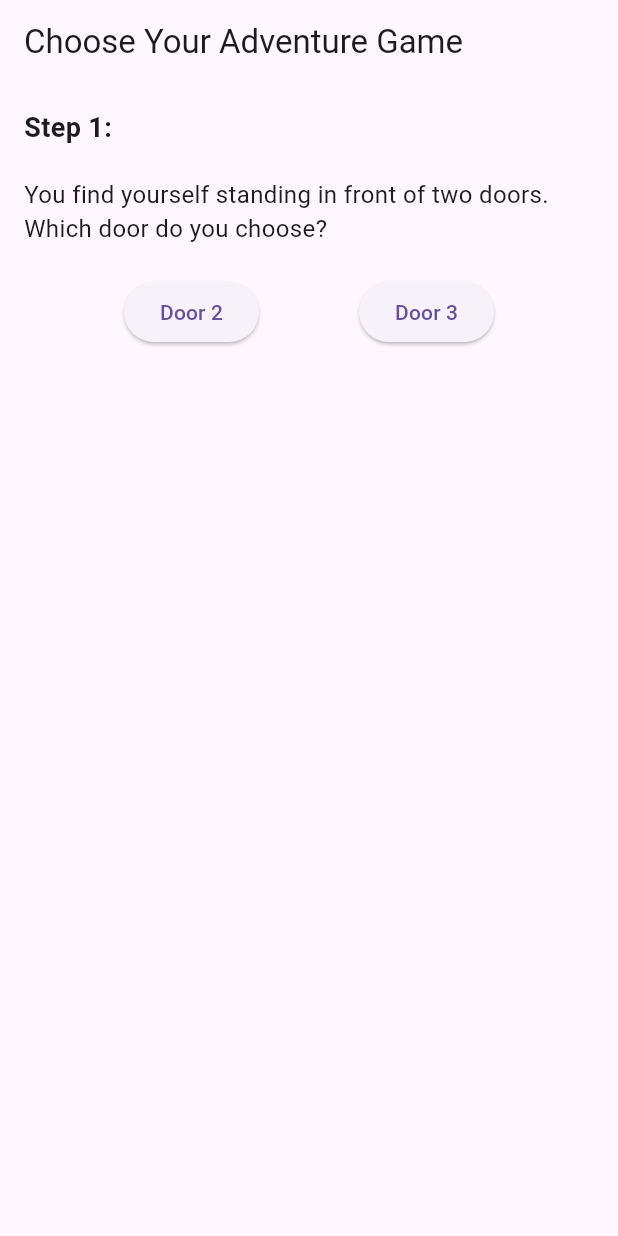
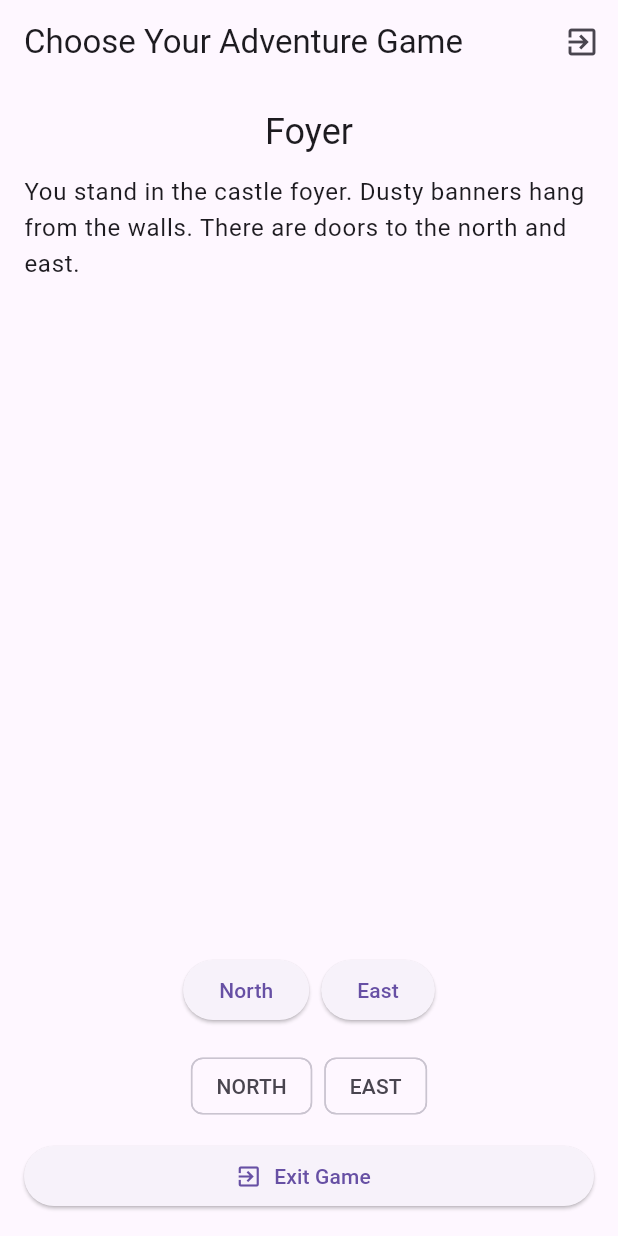
Before and after one commit to gdoeg/itad400-midterm, a Flutter app: the screen it shows after launch, on a phone screen of 412 x 824 dp. Run offline on Flutter 3.47's test engine with Material 3 defaults, Android fonts, the phone set to English and light mode, and no system bars.

Commit message:
Added core AdventureGame UI with room nav, animations, and exit dialog

```diff
--- a/lib/main.dart
+++ b/lib/main.dart
@@ -1,68 +1,210 @@
 import 'package:flutter/material.dart';
 
-void main() => runApp(MaterialApp(
+void main() => runApp(const MaterialApp(
   title: 'Choose Your Adventure Game',
   home: AdventureGame(),
 ));
 
+class Room {
+  final String name;
+  final String description;
+  final Map<String, int> exits;
+
+  Room({required this.name, required this.description, required this.exits});
+}
+
 class AdventureGame extends StatefulWidget {
+  const AdventureGame({Key? key}) : super(key: key);
+
   @override
-  _AdventureGameState createState() => _AdventureGameState();
+  State<AdventureGame> createState() => _AdventureGameState();
 }
 
 class _AdventureGameState extends State<AdventureGame> {
-  int _currentStep = 1;
+  final Map<int, Room> _rooms = {
+    0: Room(
+      name: 'Foyer',
+      description:
+      'You stand in the castle foyer. Dusty banners hang from the walls. There are doors to the north and east.',
+      exits: {'north': 1, 'east': 2},
+    ),
+    1: Room(
+      name: 'Library',
+      description:
+      'Rows of old books and a warm lamp. A ladder leads up; a door to the south returns you to the foyer.',
+      exits: {'south': 0, 'up': 4},
+    ),
+    2: Room(
+      name: 'Kitchen',
+      description:
+      'The smell of stew — though long cold. There\'s a door west back to the foyer and one south to the garden.',
+      exits: {'west': 0, 'south': 5},
+    ),
+    3: Room(
+      name: 'Dungeon',
+      description:
+      'Dark and damp, with chains on the wall. A stair climbs up to the tower (north).',
+      exits: {'north': 4},
+    ),
+    4: Room(
+      name: 'Tower',
+      description:
+      'Wind rushes by as you look across the kingdom. A stair leads down to the library, and another path goes down to the dungeon.',
+      exits: {'south': 1, 'down': 3},
+    ),
+    5: Room(
+      name: 'Garden',
+      description:
+      'Wildflowers and a bubbling fountain. A path leads north back to the kitchen.',
+      exits: {'north': 2},
+    ),
+  };
 
-  void _selectOption(int option) {
+  int _currentRoomId = 0;
+
+
+  final List<String> _directions = ['north', 'south', 'east', 'west'];
+
+  void _move(String direction) {
+    final currentRoom = _rooms[_currentRoomId]!;
+    final targetId = currentRoom.exits[direction];
+
+    if (targetId == null) {
+      ScaffoldMessenger.of(context).showSnackBar(
+        SnackBar(content: Text('You cannot go $direction from here.')),
+      );
+      return;
+    }
+
     setState(() {
-      _currentStep = option;
+      _currentRoomId = targetId;
     });
+  }
+
+  Future<void> _exitGame() async {
+    final confirmed = await showDialog<bool>(
+      context: context,
+      builder: (context) =>
+          AlertDialog(
+            title: const Text('Exit Game'),
+            content: const Text('Are you sure you want to exit the game?'),
+            actions: [
+              TextButton(
+                onPressed: () => Navigator.of(context).pop(false),
+                child: const Text('Cancel'),
+              ),
+              TextButton(
+                onPressed: () => Navigator.of(context).pop(true),
+                child: const Text('Exit'),
+              ),
+            ],
+          ),
+    );
+  }
+
+  Widget _directionButton(String dir) {
+    final label = '${dir[0].toUpperCase()}${dir.substring(1)}';
+    return ElevatedButton(
+      onPressed: () => _move(dir),
+      child: Text(label),
+    );
   }
 
   @override
   Widget build(BuildContext context) {
+    final room = _rooms[_currentRoomId]!;
+
+    // Build direction buttons only for valid exits
+    final availableDirectionButtons = <Widget>[];
+    for (final d in _directions) {
+      if (room.exits.containsKey(d)) {
+        availableDirectionButtons.add(_directionButton(d));
+      }
+    }
+
     return Scaffold(
       appBar: AppBar(
-        title: Text('Choose Your Adventure Game'),
+        title: const Text('Choose Your Adventure Game'),
+        actions: [
+          IconButton(
+            tooltip: 'Exit',
+            icon: const Icon(Icons.exit_to_app),
+            onPressed: _exitGame,
+          ),
+        ],
       ),
       body: Padding(
-        padding: EdgeInsets.all(16.0),
+        padding: const EdgeInsets.all(16.0),
         child: Column(
-          crossAxisAlignment: CrossAxisAlignment.stretch,
-          children: <Widget>[
-            Text(
-              'Step $_currentStep: ',
-              style: TextStyle(fontSize: 18, fontWeight: FontWeight.bold),
+          children: [
+            // Room title (with animation)
+            AnimatedSwitcher(
+              duration: const Duration(milliseconds: 400),
+              transitionBuilder: (child, animation) =>
+                  FadeTransition(opacity: animation, child: child),
+              child: Text(
+                room.name,
+                key: ValueKey<int>(_currentRoomId),
+                style: Theme.of(context).textTheme.headlineSmall,
+              ),
             ),
-            SizedBox(height: 20),
-            Text(
-              _currentStep == 1
-                  ? 'You find yourself standing in front of two doors. Which door do you choose?'
-                  : _currentStep == 2
-                  ? 'You enter the room and find a treasure chest. What do you want to do?'
-                  : 'Game Over. You have reached the end of the adventure.',
-              style: TextStyle(fontSize: 16),
+
+            const SizedBox(height: 12),
+
+            // Room description (with slide animation)
+            AnimatedSwitcher(
+              duration: const Duration(milliseconds: 400),
+              transitionBuilder: (child, animation) => SlideTransition(
+                position: Tween<Offset>(
+                  begin: const Offset(0, 0.1),
+                  end: Offset.zero,
+                ).animate(animation),
+                child: child,
+              ),
+              child: Text(
+                room.description,
+                key: ValueKey<int>(_currentRoomId + 1000),
+                style: Theme.of(context).textTheme.bodyLarge,
+              ),
             ),
-            SizedBox(height: 20),
-            _currentStep != 3
-                ? Row(
-              mainAxisAlignment: MainAxisAlignment.spaceEvenly,
-              children: <Widget>[
-                ElevatedButton(
-                  onPressed: () {
-                    _selectOption(2 * _currentStep);
-                  },
-                  child: Text('Door ${2 * _currentStep}'),
-                ),
-                ElevatedButton(
-                  onPressed: () {
-                    _selectOption(2 * _currentStep + 1);
-                  },
-                  child: Text('Door ${2 * _currentStep + 1}'),
-                ),
-              ],
-            )
-                : SizedBox(),
+
+            const Spacer(),
+
+            // Direction buttons
+            if (availableDirectionButtons.isNotEmpty) ...[
+              Wrap(
+                spacing: 8,
+                runSpacing: 8,
+                alignment: WrapAlignment.center,
+                children: availableDirectionButtons,
+              ),
+              const SizedBox(height: 16),
+            ] else
+              const Text('No exits from here.'),
+
+            // Show exit names as chips
+            Row(
+              mainAxisAlignment: MainAxisAlignment.center,
+              children: room.exits.keys
+                  .map((k) => Padding(
+                padding:
+                const EdgeInsets.symmetric(horizontal: 4.0),
+                child: Chip(label: Text(k.toUpperCase())),
+              ))
+                  .toList(),
+            ),
+
+            const SizedBox(height: 12),
+
+            // Exit button
+            ElevatedButton.icon(
+              onPressed: _exitGame,
+              icon: const Icon(Icons.exit_to_app),
+              label: const Text('Exit Game'),
+              style: ElevatedButton.styleFrom(
+                minimumSize: const Size.fromHeight(40),
+              ),
+            ),
           ],
         ),
       ),
```
